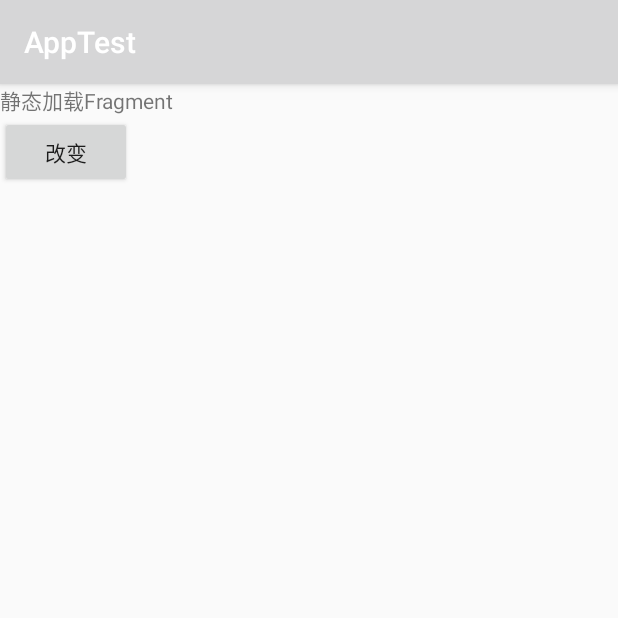
After one commit to Leoand8/AppTest, an Android app: the FragmentActivity2 screen opened directly, with no data from a screen before it, on a phone screen of 412 x 824 dp, the top half of it. The commit adds this screen. Run offline under Robolectric (Android 15) with nearby library versions, the phone set to English and light mode, and no system bars.

Commit message:
Fragment自定义

```diff
--- a/app/src/main/AndroidManifest.xml
+++ b/app/src/main/AndroidManifest.xml
@@ -36,6 +36,12 @@
         <activity android:name=".WebViewActivity">
 
         </activity>
+        <activity android:name=".FragmentActivity">
+
+        </activity>
+        <activity android:name="com.baichuan.fragment.FragmentActivity2">
+
+        </activity>
     </application>
 
     <uses-permission android:name="android.permission.INTERNET" />
--- a/app/src/main/java/com/baichuan/apptest/MainActivity.java
+++ b/app/src/main/java/com/baichuan/apptest/MainActivity.java
@@ -17,6 +17,7 @@ public class MainActivity extends AppCompatActivity implements View.OnClickListe
     Button btn_main_spinner;
     Button btn_main_progressbar;
     Button btn_main_webview;
+    Button btn_main_fragment;
 
     @Override
     protected void onCreate(Bundle savedInstanceState) {
@@ -33,6 +34,7 @@ public class MainActivity extends AppCompatActivity implements View.OnClickListe
         btn_main_spinner = (Button) findViewById(R.id.btn_main_spinner);
         btn_main_progressbar = (Button) findViewById(R.id.btn_main_progressbar);
         btn_main_webview = (Button) findViewById(R.id.btn_main_webview);
+        btn_main_fragment = (Button) findViewById(R.id.btn_main_fragment);
         /**
          * 设置点击事件
          */
@@ -43,6 +45,7 @@ public class MainActivity extends AppCompatActivity implements View.OnClickListe
         btn_main_spinner.setOnClickListener(this);
         btn_main_progressbar.setOnClickListener(this);
         btn_main_webview.setOnClickListener(this);
+        btn_main_fragment.setOnClickListener(this);
     }
 
     /**
@@ -74,6 +77,9 @@ public class MainActivity extends AppCompatActivity implements View.OnClickListe
             case R.id.btn_main_webview:
                 mStartActivity(WebViewActivity.class);
                 break;
+            case R.id.btn_main_fragment:
+                mStartActivity(FragmentActivity.class);
+                break;
             default:
                 break;
         }
--- /dev/null
+++ b/app/src/main/java/com/baichuan/fragment/FragmentActivity2.java
@@ -0,0 +1,33 @@
+package com.baichuan.fragment;
+
+import android.os.Bundle;
+import android.support.annotation.Nullable;
+import android.support.v7.app.AppCompatActivity;
+import android.view.View;
+import android.widget.Button;
+import android.widget.TextView;
+
+import com.baichuan.apptest.R;
+
+/**
+ * Created by Administrator on 2016/3/18.
+ */
+public class FragmentActivity2 extends AppCompatActivity {
+
+    private TextView tv;
+    @Override
+    protected void onCreate(@Nullable Bundle savedInstanceState) {
+        super.onCreate(savedInstanceState);
+        setContentView(R.layout.activity_fragment2);
+
+        Button button = (Button) findViewById(R.id.fragmentButton);
+        tv= (TextView) findViewById(R.id.fragmentText);
+        button.setText("改变");
+        button.setOnClickListener(new View.OnClickListener() {
+            @Override
+            public void onClick(View v) {
+                tv.setText("TextView改变了");
+            }
+        });
+    }
+}
--- /dev/null
+++ b/app/src/main/java/com/baichuan/fragment/MyFragment.java
@@ -0,0 +1,34 @@
+package com.baichuan.fragment;
+
+import android.app.Fragment;
+import android.os.Bundle;
+import android.support.annotation.Nullable;
+import android.view.LayoutInflater;
+import android.view.View;
+import android.view.ViewGroup;
+import android.widget.TextView;
+
+import com.baichuan.apptest.R;
+
+/**
+ * Created by Administrator on 2016/3/18.
+ */
+public class MyFragment extends Fragment {
+    @Nullable
+    @Override
+    public View onCreateView(LayoutInflater inflater, ViewGroup container, Bundle savedInstanceState) {
+        //layout布局文件转换成View对象
+        /**
+         * resource:Fragment需要加载的布局文件
+         * root:加载layout的父ViewGroup
+         * attactToRoot:false,不返回父ViewGroup
+         */
+        View view = inflater.inflate(R.layout.fragment, container, false);
+        TextView textView = (TextView) view.findViewById(R.id.fragmentText);
+        textView.setText("静态加载Fragment");
+        return view;
+
+
+//        return super.onCreateView(inflater, container, savedInstanceState);
+    }
+}
--- /dev/null
+++ b/app/src/main/res/drawable/radio_pressed.xml
@@ -0,0 +1,6 @@
+<?xml version="1.0" encoding="utf-8"?>
+<selector xmlns:android="http://schemas.android.com/apk/res/android">
+    <item android:drawable="@color/grey" android:state_checked="true" />
+    <item android:drawable="@color/white" android:state_pressed="true" />
+    <item android:drawable="@color/white" />
+</selector>
--- /dev/null
+++ b/app/src/main/res/layout/activity_fragment2.xml
@@ -0,0 +1,12 @@
+<?xml version="1.0" encoding="utf-8"?>
+<LinearLayout xmlns:android="http://schemas.android.com/apk/res/android"
+    android:layout_width="match_parent"
+    android:layout_height="match_parent"
+    android:orientation="vertical">
+
+    <fragment
+        android:id="@+id/fragment"
+        android:name="com.baichuan.fragment.MyFragment"
+        android:layout_width="wrap_content"
+        android:layout_height="wrap_content" />
+</LinearLayout>
--- /dev/null
+++ b/app/src/main/res/layout/fragment.xml
@@ -0,0 +1,17 @@
+<?xml version="1.0" encoding="utf-8"?>
+<LinearLayout xmlns:android="http://schemas.android.com/apk/res/android"
+    android:layout_width="match_parent"
+    android:layout_height="match_parent"
+    android:orientation="vertical">
+
+    <TextView
+        android:id="@+id/fragmentText"
+        android:layout_width="wrap_content"
+        android:layout_height="wrap_content" />
+
+    <Button
+        android:id="@+id/fragmentButton"
+        android:text="Change"
+        android:layout_width="wrap_content"
+        android:layout_height="wrap_content" />
+</LinearLayout>
--- a/app/src/main/res/values/strings.xml
+++ b/app/src/main/res/values/strings.xml
@@ -7,6 +7,7 @@
     <string name="btn_main_spinner">Spinner</string>
     <string name="btn_main_progressbar">ProgressBar</string>
     <string name="webview">WebView</string>
+    <string name="fragment">Fragment</string>
 
     <string name="c">C</string>
     <string name="del">DEL</string>
@@ -32,4 +33,8 @@
     <string name="reduce">减少</string>
     <string name="reset">重置</string>
     <string name="showDialog">显示进度条对话框</string>
+    <string name="radiobutton1">静态加载</string>
+    <string name="radiobutton2">动态加载</string>
+    <string name="radiobutton3">生命周期</string>
+    <string name="radiobutton4">传值通信</string>
 </resources>
```
Also changed, not shown: app/src/main/java/com/baichuan/apptest/FragmentActivity.java (added, +63 -0 lines), app/src/main/java/com/baichuan/apptest/WebViewActivity.java (+8 -8 lines), app/src/main/java/com/baichuan/fragment/FragmentActivity3.java (added, +55 -0 lines), app/src/main/java/com/baichuan/fragment/FragmentActivity4.java (added, +10 -0 lines), app/src/main/java/com/baichuan/fragment/MyFragment2.java (added, +34 -0 lines), app/src/main/java/com/baichuan/fragment/MyFragment3.java (added, +19 -0 lines), app/src/main/java/com/baichuan/fragment/MyFragment4.java (added, +19 -0 lines), app/src/main/res/layout/activity_fragment.xml (added, +68 -0 lines), app/src/main/res/layout/activity_fragment3.xml (added, +13 -0 lines), app/src/main/res/layout/activity_main.xml (+7 -0 lines).
